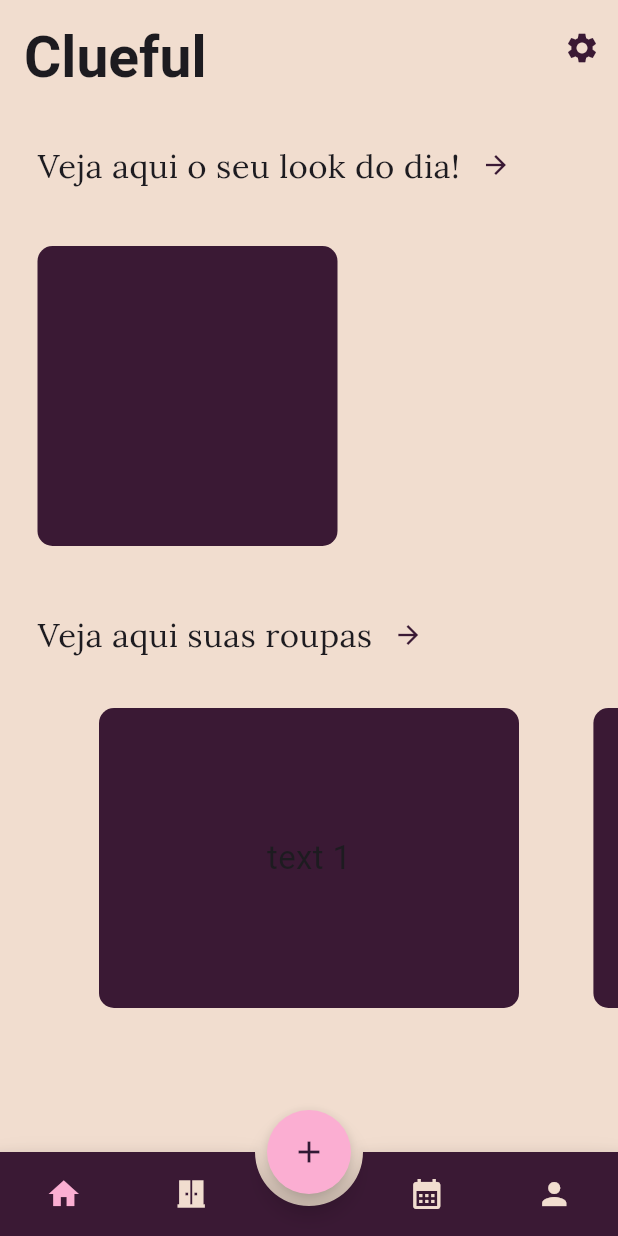
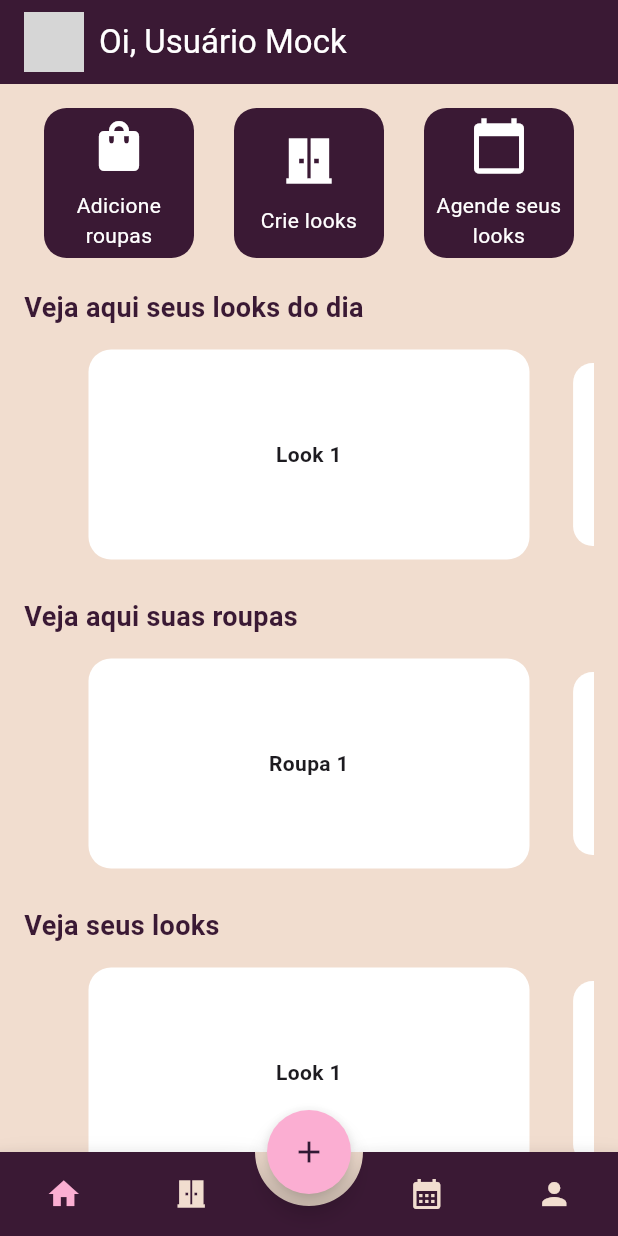
Before and after one commit to Cynder71/Clueful, a Flutter app: the screen it shows after launch, on a phone screen of 412 x 824 dp. Run offline on Flutter 3.47's test engine with Material 3 defaults, Android fonts, the phone set to English and light mode, and no system bars; drawn by our look-alikes of animated_bottom_navigation_bar, carousel_slider; our stand-ins replace cloud_firestore, firebase_core, firebase_storage, google_fonts, image_picker, table_calendar; accounts and stored records are empty; network calls fail; grey boxes are pictures that could not be loaded.

Commit message:
Mock da home, ajustei alguns outros detalhes de outras ttelas

```diff
--- a/lib/pages/CreateOutfitScreen.dart
+++ b/lib/pages/CreateOutfitScreen.dart
@@ -46,23 +46,18 @@ class CreateOutfitScreenState extends State<CreateOutfitScreen> {
             ),
           ],
         ),
-      body: Column(
-        crossAxisAlignment: CrossAxisAlignment.stretch,
+        body: SingleChildScrollView(
+            child: Padding(
+          padding: const EdgeInsets.all(16.0),
+          child: Column(
+            crossAxisAlignment: CrossAxisAlignment.start,
             children: [
-          // Carousel Slider para exibir imagens selecionadas
+              const SizedBox(height: 20.0),
               CarouselSlider(
                 options: CarouselOptions(
-              aspectRatio: 16 / 9,
-              viewportFraction: 0.8,
-              initialPage: 0,
+                  height: 400.0,
+                  enlargeCenterPage: true,
                   enableInfiniteScroll: false,
-              reverse: false,
-              autoPlay: false,
-              autoPlayInterval: const Duration(seconds: 3),
-              autoPlayAnimationDuration: const Duration(milliseconds: 800),
-              autoPlayCurve: Curves.fastOutSlowIn,
-              enlargeCenterPage: true,
-              scrollDirection: Axis.horizontal,
                 ),
                 items: widget.selectedItems.map((item) {
                   return Builder(
@@ -95,7 +90,7 @@ class CreateOutfitScreenState extends State<CreateOutfitScreen> {
               ),
             ],
           ),
-    );
+        )));
   }
 
   void _saveOutfit() async {
--- a/lib/pages/SelectClothesScreen.dart
+++ b/lib/pages/SelectClothesScreen.dart
@@ -142,6 +142,15 @@ class SelectClothesScreenState extends State<SelectClothesScreen> {
           color: Color.fromARGB(255, 241, 221, 207),
         ),
         onPressed: () {
+          if (selectedItemsIds.isEmpty) {
+            // Exibe um Snackbar se nenhum item estiver selecionado
+            ScaffoldMessenger.of(context).showSnackBar(
+              SnackBar(
+                content: Text('Selecione pelo menos um item.'),
+                duration: Duration(seconds: 2),
+              ),
+            );
+          } else {
             if (widget.origin == 'ChoicePage') {
               Navigator.push(
                 context,
@@ -166,6 +175,7 @@ class SelectClothesScreenState extends State<SelectClothesScreen> {
                 ),
               );
             }
+          }
         },
       ),
     );
--- a/lib/pages/home_screen.dart
+++ b/lib/pages/home_screen.dart
@@ -1,137 +1,257 @@
+import 'package:flutter/material.dart';
+import 'package:flutter_app/pages/add_form.dart';
+import 'package:flutter_app/pages/SelectClothesScreen.dart';
+import 'package:flutter_app/pages/calendar_screen.dart';
 import 'package:carousel_slider/carousel_slider.dart';
-import 'package:flutter/material.dart';
-import 'package:google_fonts/google_fonts.dart';
-import 'package:flutter_app/pages/wardrobe_screen.dart';
 
-class HomeScreen extends StatefulWidget {
+class HomeScreen extends StatelessWidget {
   const HomeScreen({Key? key}) : super(key: key);
 
   @override
-  State<HomeScreen> createState() => _HomeScreenState();
-}
+  Widget build(BuildContext context) {
+    // Dados mockados do usuário
+    final String userName = 'Usuário Mock';
+    final String userPhotoUrl = 'https://via.placeholder.com/150';
 
-class _HomeScreenState extends State<HomeScreen> {
-  @override
-  Widget build(BuildContext context) {
     return Scaffold(
       backgroundColor: const Color.fromARGB(255, 241, 221, 207),
       appBar: AppBar(
-        backgroundColor: const Color.fromARGB(255, 241, 221, 207),
-        title: Padding(
-          padding: const EdgeInsets.only(top: 20.0),
-          child: Text(
-            'Clueful',
-            style: GoogleFonts.cinzelDecorative(
-              fontSize: 38,
-              fontWeight: FontWeight.w600,
+        title: Row(
+          mainAxisAlignment: MainAxisAlignment.spaceBetween,
+          children: [
+            Row(
+              children: [
+                CircleAvatar(
+                  backgroundImage: NetworkImage(userPhotoUrl),
                 ),
-          ),
-        ),
-        actions: [
-          Align(
-            alignment: Alignment.bottomCenter,
-            child: IconButton(
-              icon: const Icon(Icons.settings,
-                  color: Color.fromARGB(255, 58, 25, 52)),
-              onPressed: () {
-                // Add your settings button logic here
-              },
-            ),
+                const SizedBox(width: 10),
+                Text(
+                  'Oi, $userName',
+                  style: const TextStyle(color: Colors.white),
                 ),
               ],
             ),
-      body: SingleChildScrollView(
-        child: Center(
-          child: Column(
-            crossAxisAlignment: CrossAxisAlignment.start,
-            children: [
-              const SizedBox(height: 30),
-              Padding(
-                padding: const EdgeInsets.only(left: 25),
-                child: Row(
-                  children: [
-                    Text(
-                      'Veja aqui o seu look do dia!',
-                      style: GoogleFonts.lora(
-                        fontSize: 22,
-                      ),
-                    ),
-                    IconButton(
-                      icon: const Icon(Icons.arrow_forward,
-                          color: Color.fromARGB(255, 58, 25, 52)),
-                      iconSize: 20,
-                      onPressed: () {},
-                    ),
+            const SizedBox(),
           ],
         ),
+        backgroundColor: const Color.fromARGB(255, 58, 25, 52),
       ),
-              const SizedBox(height: 30),
-              Padding(
-                padding: const EdgeInsets.only(left: 25),
-                child: Container(
-                  height: 200,
-                  width: 200,
-                  decoration: BoxDecoration(
-                    color: const Color.fromARGB(255, 58, 25, 52),
-                    borderRadius: BorderRadius.circular(10),
-                  ),
-                  // Child widget or content inside the container
-                ),
-              ),
-              const SizedBox(height: 35),
-              Padding(
-                padding: const EdgeInsets.only(left: 25),
-                child: Row(
+      body: SingleChildScrollView(
+        child: Padding(
+          padding: const EdgeInsets.all(16.0),
+          child: Column(
+            crossAxisAlignment: CrossAxisAlignment.stretch,
             children: [
-                    Text(
-                      'Veja aqui suas roupas',
-                      style: GoogleFonts.lora(
-                        fontSize: 22,
-                      ),
-                    ),
-                    IconButton(
-                      icon: const Icon(Icons.arrow_forward,
-                          color: Color.fromARGB(255, 58, 25, 52)),
-                      iconSize: 20,
-                      onPressed: () {
+              Row(
+                mainAxisAlignment: MainAxisAlignment.spaceAround,
+                children: [
+                  _buildMenuButton(
+                    context,
+                    'Adicione roupas',
+                    Icons.shopping_bag,
+                    () {
                       Navigator.push(
                         context,
                         MaterialPageRoute(
-                              builder: (context) => const WardrobeScreen()),
+                            builder: (context) => const AddItem()),
+                      );
+                    },
+                  ),
+                  _buildMenuButton(
+                    context,
+                    'Crie looks',
+                    Icons.door_sliding_sharp,
+                    () {
+                      Navigator.push(
+                        context,
+                        MaterialPageRoute(
+                            builder: (context) => const SelectClothesScreen(
+                                  origin: 'ChoicePage',
+                                )),
+                      );
+                    },
+                  ),
+                  _buildMenuButton(
+                    context,
+                    'Agende seus looks',
+                    Icons.calendar_today,
+                    () {
+                      Navigator.push(
+                        context,
+                        MaterialPageRoute(
+                            builder: (context) => CalendarScreen()),
                       );
                     },
                   ),
                 ],
               ),
-              ),
-              const SizedBox(height: 25),
-              CarouselSlider(
-                items: [1, 2, 3, 4, 5].map((i) {
-                  return Container(
-                    width: 280,
-                    margin: const EdgeInsets.symmetric(horizontal: 5),
-                    decoration: BoxDecoration(
-                      color: const Color.fromARGB(255, 58, 25, 52),
-                      borderRadius: BorderRadius.circular(10),
-                    ),
-                    child: Center(
-                      child: Text(
-                        "text $i",
-                        style: const TextStyle(fontSize: 22),
-                      ),
-                    ),
-                  );
-                }).toList(),
-                options: CarouselOptions(
-                  height: 200,
-                  enableInfiniteScroll: false,
-                ),
-              ),
-              const SizedBox(height: 50), // Add some space at the bottom
+              const SizedBox(height: 20),
+              _buildSectionTitle('Veja aqui seus looks do dia'),
+              const SizedBox(height: 10),
+              _buildLooksOfTheDayCarousel(),
+              const SizedBox(height: 20),
+              _buildSectionTitle('Veja aqui suas roupas'),
+              const SizedBox(height: 10),
+              _buildItemsCarousel(),
+              const SizedBox(height: 20),
+              _buildSectionTitle('Veja seus looks'),
+              const SizedBox(height: 10),
+              _buildOutfitsCarousel(),
             ],
           ),
         ),
       ),
     );
   }
+
+  Widget _buildMenuButton(
+      BuildContext context, String title, IconData icon, VoidCallback onTap) {
+    return GestureDetector(
+      onTap: onTap,
+      child: Container(
+        width: 100,
+        height: 100,
+        decoration: BoxDecoration(
+          color: const Color.fromARGB(255, 58, 25, 52),
+          borderRadius: BorderRadius.circular(15.0),
+        ),
+        child: Column(
+          mainAxisAlignment: MainAxisAlignment.center,
+          children: [
+            Icon(icon, color: Colors.white, size: 40),
+            const SizedBox(height: 10),
+            Text(
+              title,
+              style: const TextStyle(color: Colors.white),
+              textAlign: TextAlign.center,
+            ),
+          ],
+        ),
+      ),
+    );
   }
+
+  Widget _buildSectionTitle(String title) {
+    return Text(
+      title,
+      style: const TextStyle(
+        color: Color.fromARGB(255, 58, 25, 52),
+        fontSize: 18,
+        fontWeight: FontWeight.bold,
+      ),
+    );
+  }
+
+  Widget _buildLooksOfTheDayCarousel() {
+    // Dados mockados de looks do dia
+    final List<String> looksOfTheDay = [
+      'Look 1',
+      'Look 2',
+      'Look 3',
+    ];
+
+    if (looksOfTheDay.isEmpty) {
+      return _buildEmptyCarousel('Não existe look agendado para hoje.');
+    }
+
+    return CarouselSlider(
+      options: CarouselOptions(
+        height: 150,
+        enlargeCenterPage: true,
+        enableInfiniteScroll: false,
+      ),
+      items: looksOfTheDay.map((look) {
+        return _buildCarouselItem(look);
+      }).toList(),
+    );
+  }
+
+  Widget _buildItemsCarousel() {
+    // Dados mockados de roupas
+    final List<String> items = [
+      'Roupa 1',
+      'Roupa 2',
+      'Roupa 3',
+      'Roupa 4',
+      'Roupa 5',
+    ];
+
+    if (items.isEmpty) {
+      return _buildEmptyCarousel('Nenhuma roupa encontrada.');
+    }
+
+    return CarouselSlider(
+      options: CarouselOptions(
+        height: 150,
+        enlargeCenterPage: true,
+        enableInfiniteScroll: false,
+      ),
+      items: items.map((item) {
+        return _buildCarouselItem(item);
+      }).toList(),
+    );
+  }
+
+  Widget _buildOutfitsCarousel() {
+    // Dados mockados de looks
+    final List<String> outfits = [
+      'Look 1',
+      'Look 2',
+      'Look 3',
+      'Look 4',
+      'Look 5',
+    ];
+
+    if (outfits.isEmpty) {
+      return _buildEmptyCarousel('Nenhum look encontrado.');
+    }
+
+    return CarouselSlider(
+      options: CarouselOptions(
+        height: 150,
+        enlargeCenterPage: true,
+        enableInfiniteScroll: false,
+      ),
+      items: outfits.map((outfit) {
+        return _buildCarouselItem(outfit);
+      }).toList(),
+    );
+  }
+
+  Widget _buildCarouselItem(String item) {
+    return Container(
+      margin: const EdgeInsets.all(5.0),
+      decoration: BoxDecoration(
+        borderRadius: BorderRadius.circular(15.0),
+        color: Colors.white,
+      ),
+      child: Center(
+        child: Text(
+          item,
+          style: const TextStyle(
+            fontWeight: FontWeight.bold,
+          ),
+          textAlign: TextAlign.center,
+        ),
+      ),
+    );
+  }
+
+  Widget _buildEmptyCarousel(String message) {
+    return Container(
+      height: 150,
+      alignment: Alignment.center,
+      decoration: BoxDecoration(
+        borderRadius: BorderRadius.circular(15.0),
+        color: Colors.white,
+      ),
+      child: Text(
+        message,
+        style: const TextStyle(
+          fontWeight: FontWeight.bold,
+        ),
+        textAlign: TextAlign.center,
+      ),
+    );
+  }
+}
--- a/lib/pages/look_detail_screen.dart
+++ b/lib/pages/look_detail_screen.dart
@@ -4,7 +4,8 @@ import 'package:cloud_firestore/cloud_firestore.dart';
 import 'package:flutter_app/models/Item.dart';
 import 'package:flutter_app/models/Outfit.dart';
 import 'package:flutter_app/pages/SelectClothesScreen.dart';
-import 'package:flutter_app/pages/wardrobe_screen.dart';
+//import 'package:flutter_app/pages/wardrobe_screen.dart';
+import 'package:flutter_app/pages/navigation_page.dart';
 import 'package:flutter_app/backend/OutfitController.dart';
 import 'package:google_fonts/google_fonts.dart';
 
@@ -71,7 +72,8 @@ class EditOutfitScreenState extends State<EditOutfitScreen> {
       Navigator.push(
         context,
         MaterialPageRoute(
-          builder: (context) => const WardrobeScreen(),
+          builder: (context) =>
+              const NavigationPage(), //const WardrobeScreen(),
         ),
       );
       ScaffoldMessenger.of(context).showSnackBar(
@@ -197,6 +199,11 @@ class EditOutfitScreenState extends State<EditOutfitScreen> {
                   );
                 }).toList(),
               ),
+              Padding(
+                padding: const EdgeInsets.all(8.0),
+                child: Row(
+                  mainAxisAlignment: MainAxisAlignment.spaceEvenly,
+                  children: [
                     const SizedBox(height: 20.0),
                     ElevatedButton(
                       onPressed: _editItems,
@@ -210,6 +217,9 @@ class EditOutfitScreenState extends State<EditOutfitScreen> {
                   ],
                 ),
               ),
+            ],
+          ),
+        ),
       ),
     );
   }
--- a/lib/pages/wardrobe_screen.dart
+++ b/lib/pages/wardrobe_screen.dart
@@ -277,22 +277,3 @@ Outfit _getOutfitById(String outfitId, List<Outfit> outfits) {
     throw Exception('Outfit not found');
   }
 }
-/*class Look {
-  final String id;
-  final String name;
-  final List<String> itemIds;
-
-  Look({
-    required this.id,
-    required this.name,
-    required this.itemIds,
-  });
-
-  factory Look.fromMap(Map<String, dynamic> map, String id) {
-    return Look(
-      id: id,
-      name: map['name'],
-      itemIds: List<String>.from(map['itemIds']),
-    );
-  }
-}*/
```
Lines whose indentation alone changed are shown as unchanged.
